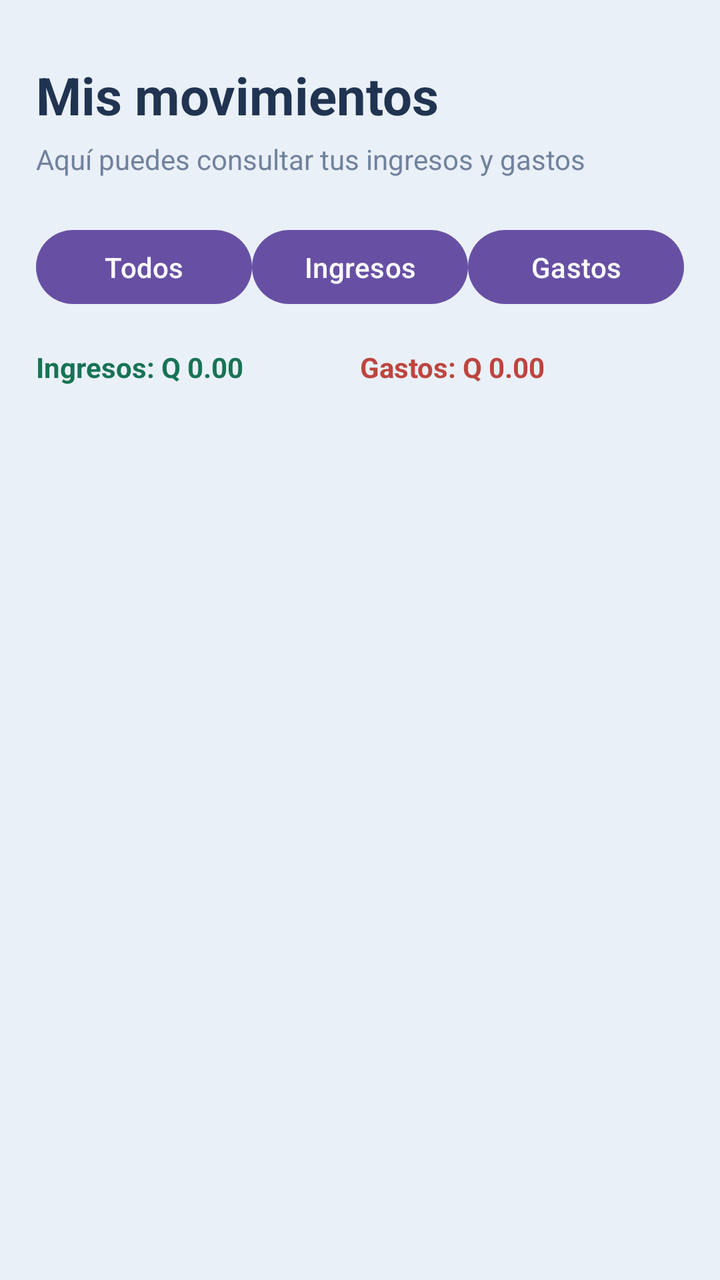
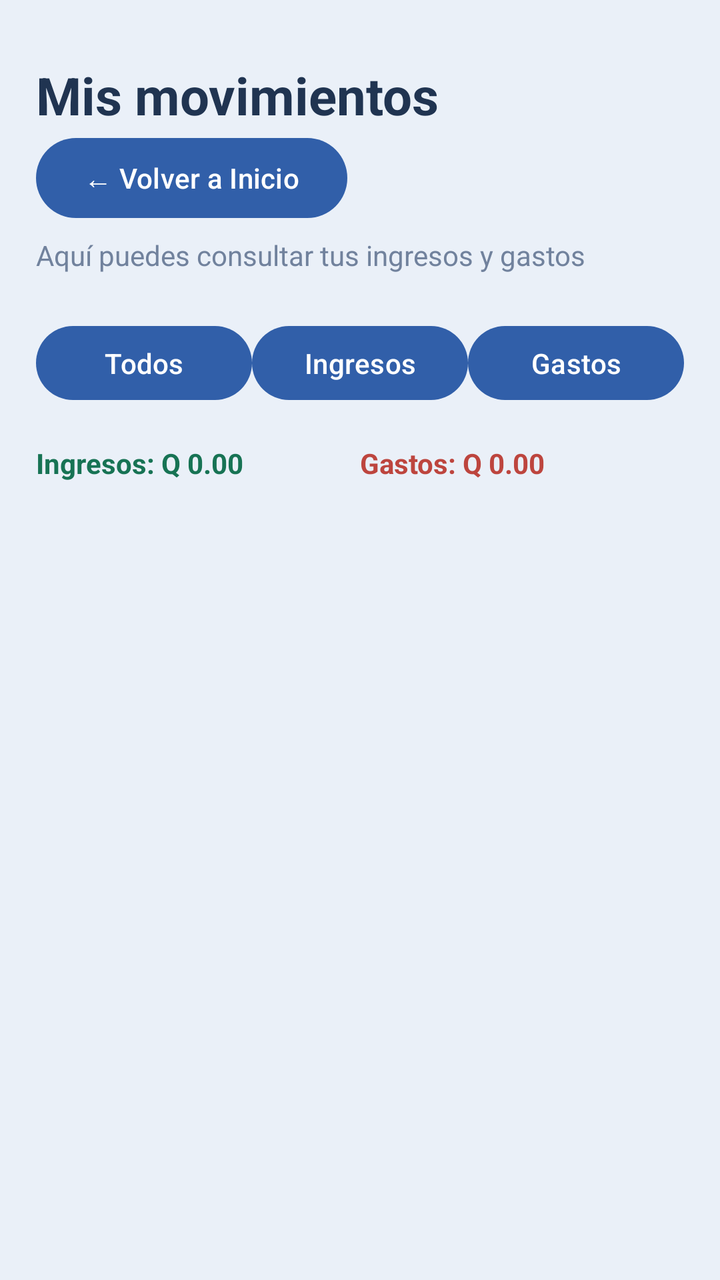

Two renders of the same Android screen: before a commit and after it. Below are the layout's source before the change and the commit's diff.
<!-- AndroidManifest.xml: application theme Theme.ControlGastos -->
<!-- res/layout/activity_movimientos.xml -->
<?xml version="1.0" encoding="utf-8"?>
<LinearLayout
    xmlns:android="http://schemas.android.com/apk/res/android"
    android:layout_width="match_parent"
    android:layout_height="match_parent"
    android:orientation="vertical"
    android:background="#EAF0F8"
    android:padding="18dp">

    <TextView
        android:layout_width="match_parent"
        android:layout_height="wrap_content"
        android:text="Mis movimientos"
        android:textColor="#203451"
        android:textSize="26sp"
        android:textStyle="bold"
        android:layout_marginTop="12dp"/>

    <TextView
        android:layout_width="match_parent"
        android:layout_height="wrap_content"
        android:text="Aquí puedes consultar tus ingresos y gastos"
        android:textColor="#71829D"
        android:textSize="14sp"
        android:layout_marginTop="5dp"/>

    <LinearLayout
        android:layout_width="match_parent"
        android:layout_height="wrap_content"
        android:orientation="horizontal"
        android:layout_marginTop="22dp"
        android:weightSum="3">

        <Button
            android:id="@+id/btnTodos"
            android:layout_width="0dp"
            android:layout_height="45dp"
            android:layout_weight="1"
            android:text="Todos"
            android:textAllCaps="false"/>

        <Button
            android:id="@+id/btnIngresos"
            android:layout_width="0dp"
            android:layout_height="45dp"
            android:layout_weight="1"
            android:text="Ingresos"
            android:textAllCaps="false"/>

        <Button
            android:id="@+id/btnGastos"
            android:layout_width="0dp"
            android:layout_height="45dp"
            android:layout_weight="1"
            android:text="Gastos"
            android:textAllCaps="false"/>
    </LinearLayout>

    <LinearLayout
        android:layout_width="match_parent"
        android:layout_height="wrap_content"
        android:orientation="horizontal"
        android:layout_marginTop="18dp">

        <TextView
            android:id="@+id/txtResumenIngresos"
            android:layout_width="0dp"
            android:layout_height="wrap_content"
            android:layout_weight="1"
            android:text="Ingresos: Q 0.00"
            android:textColor="#177354"
            android:textStyle="bold"
            android:textSize="14sp"/>

        <TextView
            android:id="@+id/txtResumenGastos"
            android:layout_width="0dp"
            android:layout_height="wrap_content"
            android:layout_weight="1"
            android:text="Gastos: Q 0.00"
            android:textColor="#BD453E"
            android:textStyle="bold"
            android:textSize="14sp"/>
    </LinearLayout>

    <androidx.recyclerview.widget.RecyclerView
        android:id="@+id/recyclerMovimientos"
        android:layout_width="match_parent"
        android:layout_height="0dp"
        android:layout_weight="1"
        android:layout_marginTop="18dp"
        android:clipToPadding="false"
        android:paddingBottom="12dp"/>



</LinearLayout>
<!-- resources referenced by this layout -->
<resources>
  <style name="Theme.ControlGastos" parent="Base.Theme.ControlGastos" />
  <style name="Base.Theme.ControlGastos" parent="Theme.Material3.DayNight.NoActionBar">
          
          
      </style>
</resources>

<!-- the commit's change to res/layout/activity_movimientos.xml (unified diff, before → after) -->
@@ -15,6 +15,12 @@
         android:textSize="26sp"
         android:textStyle="bold"
         android:layout_marginTop="12dp"/>
+    <Button
+        android:id="@+id/btnVolverInicio"
+        android:layout_width="wrap_content"
+        android:layout_height="wrap_content"
+        android:text="← Volver a Inicio"
+        android:textAllCaps="false" />
 
     <TextView
         android:layout_width="match_parent"
<!-- resource entries referenced after the edit -->
@@ -2,8 +2,19 @@
 <resources>
   <style name="Theme.ControlGastos" parent="Base.Theme.ControlGastos" />
   <style name="Base.Theme.ControlGastos" parent="Theme.Material3.DayNight.NoActionBar">
-          
-          
+  
+          <item name="colorPrimary">@color/colorPrimary</item>
+          <item name="colorSecondary">@color/colorSecondary</item>
+          <item name="android:colorBackground">@color/colorFondo</item>
+          <item name="colorSurface">@color/colorTarjeta</item>
+          <item name="colorOnSurface">@color/colorTexto</item>
+          <item name="android:windowLightStatusBar">?attr/isLightTheme</item>
+  
       </style>
+  <color name="colorPrimary">#315FA9</color>
+  <color name="colorSecondary">#4386F4</color>
+  <color name="colorFondo">#EAF0F8</color>
+  <color name="colorTarjeta">#FFFFFF</color>
+  <color name="colorTexto">#203451</color>
 </resources>
 
